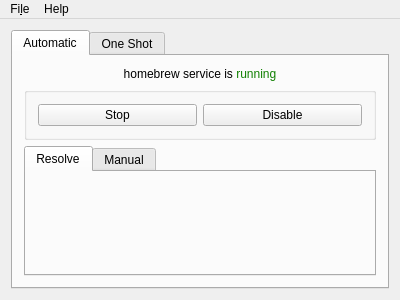
Above: mainwindow.ui from JSN190/redshift-qt5 before the change. Below: the same form after it.
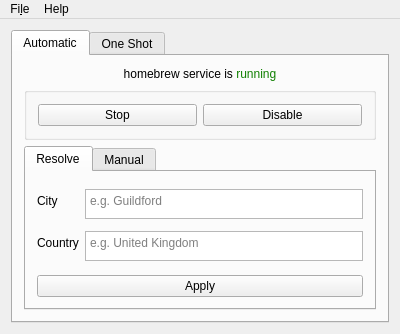
That is the form after the change.

Commit message: Location parameter fields for automatic service mode

Diff of the .ui file:
```diff
--- a/mainwindow.ui
+++ b/mainwindow.ui
@@ -10,7 +10,7 @@
     <x>0</x>
     <y>0</y>
     <width>400</width>
-    <height>300</height>
+    <height>334</height>
    </rect>
   </property>
   <property name="windowTitle">
@@ -85,6 +85,92 @@
            <attribute name="title">
             <string>Resolve</string>
            </attribute>
+           <layout class="QGridLayout" name="gridLayout_2">
+            <item row="0" column="0">
+             <layout class="QFormLayout" name="formResolve">
+              <item row="0" column="0">
+               <widget class="QLabel" name="labelCity">
+                <property name="text">
+                 <string>City</string>
+                </property>
+               </widget>
+              </item>
+              <item row="1" column="0">
+               <widget class="QLabel" name="labelCountry">
+                <property name="text">
+                 <string>Country</string>
+                </property>
+               </widget>
+              </item>
+              <item row="0" column="1">
+               <widget class="QTextEdit" name="textEditCity">
+                <property name="maximumSize">
+                 <size>
+                  <width>16777215</width>
+                  <height>30</height>
+                 </size>
+                </property>
+                <property name="verticalScrollBarPolicy">
+                 <enum>Qt::ScrollBarAlwaysOff</enum>
+                </property>
+                <property name="horizontalScrollBarPolicy">
+                 <enum>Qt::ScrollBarAlwaysOff</enum>
+                </property>
+                <property name="lineWrapMode">
+                 <enum>QTextEdit::NoWrap</enum>
+                </property>
+                <property name="lineWrapColumnOrWidth">
+                 <number>1</number>
+                </property>
+                <property name="acceptRichText">
+                 <bool>false</bool>
+                </property>
+                <property name="placeholderText">
+                 <string>e.g. Guildford</string>
+                </property>
+               </widget>
+              </item>
+              <item row="1" column="1">
+               <widget class="QTextEdit" name="textEditCountry">
+                <property name="maximumSize">
+                 <size>
+                  <width>16777215</width>
+                  <height>30</height>
+                 </size>
+                </property>
+                <property name="inputMethodHints">
+                 <set>Qt::ImhNone</set>
+                </property>
+                <property name="verticalScrollBarPolicy">
+                 <enum>Qt::ScrollBarAlwaysOff</enum>
+                </property>
+                <property name="horizontalScrollBarPolicy">
+                 <enum>Qt::ScrollBarAlwaysOff</enum>
+                </property>
+                <property name="lineWrapMode">
+                 <enum>QTextEdit::NoWrap</enum>
+                </property>
+                <property name="lineWrapColumnOrWidth">
+                 <number>1</number>
+                </property>
+                <property name="acceptRichText">
+                 <bool>false</bool>
+                </property>
+                <property name="placeholderText">
+                 <string>e.g. United Kingdom</string>
+                </property>
+               </widget>
+              </item>
+             </layout>
+            </item>
+            <item row="1" column="0">
+             <widget class="QPushButton" name="buttonResolveApply">
+              <property name="text">
+               <string>Apply</string>
+              </property>
+             </widget>
+            </item>
+           </layout>
           </widget>
           <widget class="QWidget" name="tab_4">
            <attribute name="title">
```
Left out of the diff: 70 changed lines with no effect on the pictures.
